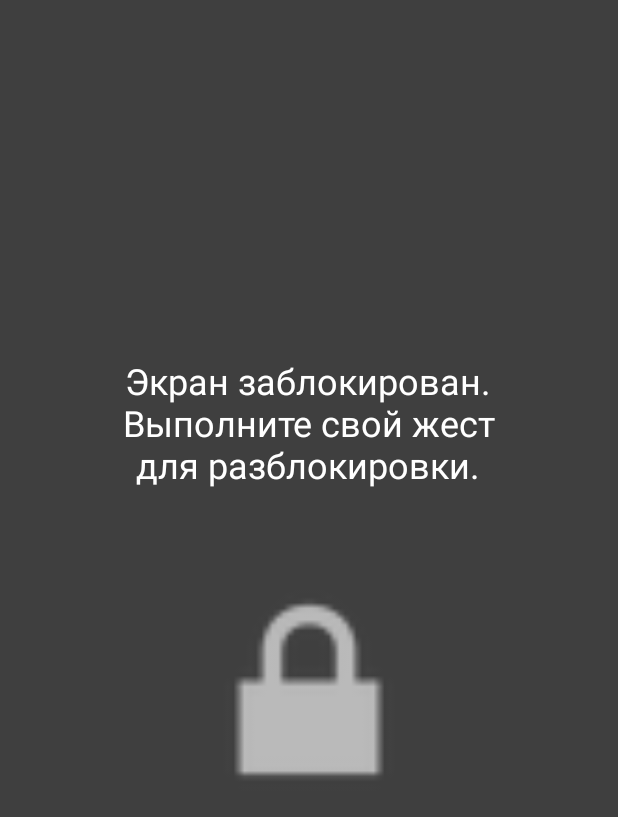
After one commit to AlexMem/SnC, an Android app: the layout fragment_lock.xml on its own in the app's theme, with its tools: preview values and no code run, on a phone screen of 412 x 824 dp. The commit adds this screen. Shown: the top 817 px of the screen. Run offline under Robolectric (Android 15) with nearby library versions, the phone set to English and light mode, and no system bars.

Commit message:
unlocking view implemented (without validation), minor fixes

```diff
--- a/app/src/main/java/com/eltech/snc/ui/maze/MazeFragment.java
+++ b/app/src/main/java/com/eltech/snc/ui/maze/MazeFragment.java
@@ -11,6 +11,7 @@ import android.view.ViewGroup;
 import android.widget.*;
 import androidx.annotation.NonNull;
 import androidx.fragment.app.Fragment;
+import androidx.fragment.app.FragmentActivity;
 import com.eltech.snc.R;
 import com.eltech.snc.maze.EndingEventListener;
 import com.eltech.snc.maze.FingerLine;
@@ -142,6 +143,9 @@ public class MazeFragment extends Fragment implements EndingEventListener, Timer
     public void onTimerUpdate(long timeInMillis) {
         long seconds = timeInMillis / 1000;
         long millis = timeInMillis % 1000;
-        getActivity().runOnUiThread(() -> resultTimer.setText(String.format(RESULT_TIMER_FORMAT, seconds, millis)));
+        FragmentActivity activity = getActivity();
+        if (activity != null) {
+            activity.runOnUiThread(() -> resultTimer.setText(String.format(RESULT_TIMER_FORMAT, seconds, millis)));
+        }
     }
 }
--- a/app/src/main/res/layout/fragment_labyrinth.xml
+++ b/app/src/main/res/layout/fragment_labyrinth.xml
@@ -41,5 +41,6 @@
             app:layout_constraintBottom_toBottomOf="parent" app:layout_constraintStart_toStartOf="parent"
             app:layout_constraintEnd_toEndOf="parent"
             app:layout_constraintTop_toBottomOf="@+id/mazeWrapper"
-            android:layout_marginBottom="24dp"/>
+            android:layout_marginBottom="24dp" android:tint="#000000"
+            android:scaleX="1.5" android:scaleY="1.5"/>
 </androidx.constraintlayout.widget.ConstraintLayout>
--- /dev/null
+++ b/app/src/main/res/layout/fragment_lock.xml
@@ -0,0 +1,31 @@
+<?xml version="1.0" encoding="utf-8"?>
+<androidx.constraintlayout.widget.ConstraintLayout xmlns:android="http://schemas.android.com/apk/res/android"
+                                                   xmlns:app="http://schemas.android.com/apk/res-auto"
+                                                   xmlns:tools="http://schemas.android.com/tools"
+                                                   android:layout_width="match_parent"
+                                                   android:layout_height="match_parent"
+                                                   tools:context=".ui.lock.LockFragment"
+                                                   android:id="@+id/constraintLayout" android:background="#BF000000"
+                                                   android:visibility="visible">
+    <ImageView
+            android:src="@android:drawable/ic_lock_lock"
+            android:layout_width="148dp"
+            android:layout_height="143dp" android:id="@+id/lockPic"
+            app:layout_constraintStart_toStartOf="parent" android:layout_marginStart="189dp"
+            android:layout_marginTop="62dp" app:layout_constraintTop_toBottomOf="@+id/lockText"
+            android:layout_marginEnd="190dp" app:layout_constraintEnd_toEndOf="parent"
+            app:layout_constraintBottom_toBottomOf="parent"
+            app:layout_constraintVertical_bias="0.0" app:tint="#BABABA"
+            android:scaleX="1.25" android:scaleY="1.25"/>
+    <TextView
+            android:text="@string/lock_text"
+            android:layout_width="274dp"
+            android:layout_height="wrap_content" android:id="@+id/lockText"
+            app:layout_constraintStart_toStartOf="parent"
+            app:layout_constraintEnd_toEndOf="parent"
+            app:layout_constraintBottom_toBottomOf="parent" android:layout_marginBottom="498dp"
+            app:layout_constraintTop_toTopOf="parent"
+            app:layout_constraintHorizontal_bias="0.496"
+            android:textSize="24sp" app:layout_constraintVertical_bias="1.0" android:textAlignment="center"
+            android:textColor="#FFFFFF"/>
+</androidx.constraintlayout.widget.ConstraintLayout>
--- a/app/src/main/res/values/strings.xml
+++ b/app/src/main/res/values/strings.xml
@@ -14,6 +14,8 @@
 
     <string name="maze_solved">Maze solved!</string>
     <string name="maze_not_solved">Maze not solved!</string>
+
+    <string name="lock_text">Экран заблокирован. Выполните свой жест для разблокировки.</string>
     <!-- TODO: Remove or change this placeholder text -->
     <string name="hello_blank_fragment">Hello blank fragment</string>
 </resources>
```
Also changed, not shown: app/src/main/java/com/eltech/snc/MainActivity.java (+11 -64 lines), app/src/main/java/com/eltech/snc/ui/lock/LockFragment.java (added, +70 -0 lines), app/src/main/res/layout/activity_main.xml (+11 -10 lines), app/src/main/res/layout/app_bar_main.xml (+15 -5 lines).
